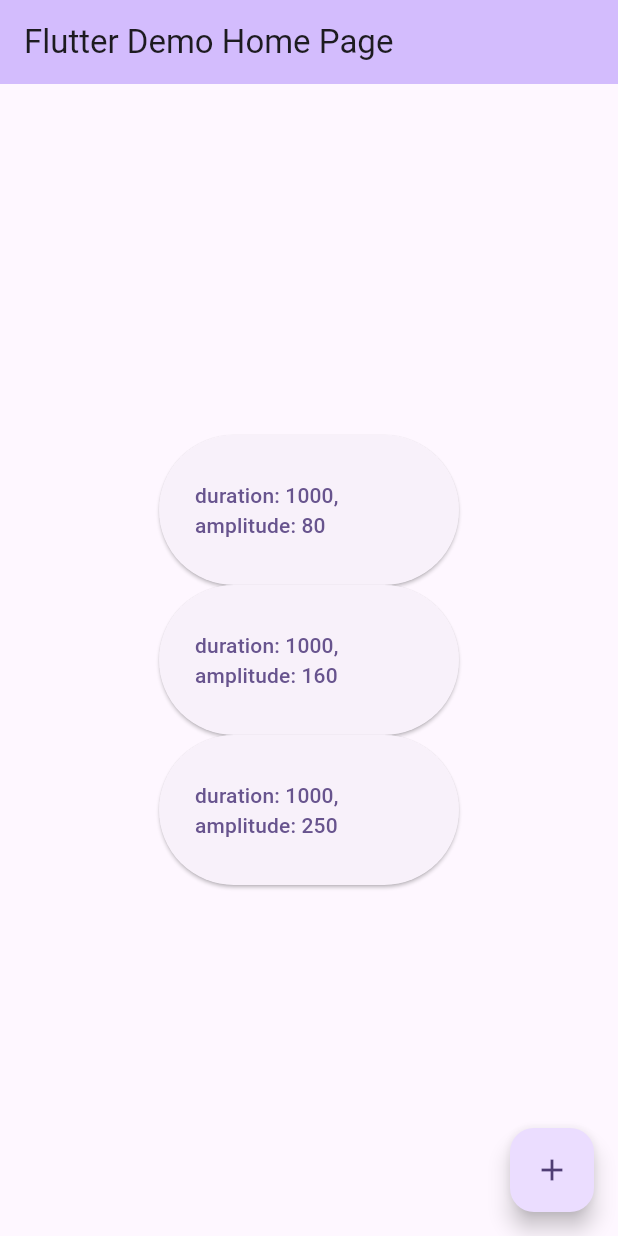
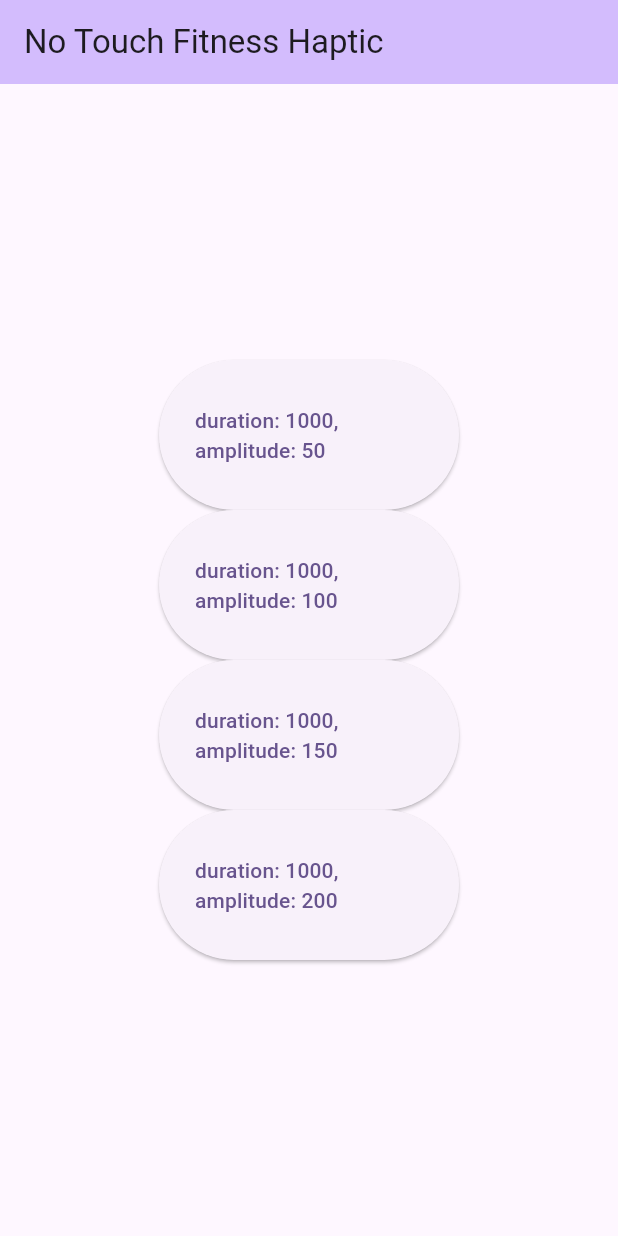
Before and after one commit to kuma1105/ntf_haptic, a Flutter app: the screen it shows after launch, on a phone screen of 412 x 824 dp. Run offline on Flutter 3.47's test engine with Material 2 defaults, Android fonts, the phone set to English and light mode, and no system bars; our stand-ins replace vibration.

Commit message:
진동 4단계

```diff
--- a/lib/main.dart
+++ b/lib/main.dart
@@ -1,5 +1,4 @@
 import 'package:flutter/material.dart';
-import 'package:flutter/services.dart';
 import 'package:vibration/vibration.dart';
 
 
@@ -18,7 +17,7 @@ class MyApp extends StatelessWidget {
         colorScheme: ColorScheme.fromSeed(seedColor: Colors.deepPurple),
         useMaterial3: true,
       ),
-      home: const MyHomePage(title: 'Flutter Demo Home Page'),
+      home: const MyHomePage(title: 'No Touch Fitness Haptic'),
     );
   }
 }
@@ -33,14 +32,6 @@ class MyHomePage extends StatefulWidget {
 }
 
 class _MyHomePageState extends State<MyHomePage> {
-  int _counter = 0;
-
-  void _incrementCounter() {
-    setState(() {
-      _counter++;
-    });
-  }
-
   @override
   Widget build(BuildContext context) {
     return Scaffold(
@@ -56,31 +47,33 @@ class _MyHomePageState extends State<MyHomePage> {
               width: 200,
               height: 100,
               child: ElevatedButton(onPressed: () {
-                Vibration.vibrate(duration: 1000, amplitude: 80);
-              }, child: Text("duration: 1000, amplitude: 80")),
+                Vibration.vibrate(duration: 1000, amplitude: 50);
+              }, child: Text("duration: 1000, amplitude: 50")),
             ),
             Container(
               width: 200,
               height: 100,
               child: ElevatedButton(onPressed: () {
-                Vibration.vibrate(duration: 1000, amplitude: 160);
-              }, child: Text("duration: 1000, amplitude: 160")),
+                Vibration.vibrate(duration: 1000, amplitude: 100);
+              }, child: Text("duration: 1000, amplitude: 100")),
             ),
             Container(
               width: 200,
               height: 100,
               child: ElevatedButton(onPressed: () {
-                Vibration.vibrate(duration: 1000, amplitude: 250);
-              }, child: Text("duration: 1000, amplitude: 250")),
+                Vibration.vibrate(duration: 1000, amplitude: 150);
+              }, child: Text("duration: 1000, amplitude: 150")),
+            ),
+            Container(
+              width: 200,
+              height: 100,
+              child: ElevatedButton(onPressed: () {
+                Vibration.vibrate(duration: 1000, amplitude: 200);
+              }, child: Text("duration: 1000, amplitude: 200")),
             )
           ],
         ),
       ),
-      floatingActionButton: FloatingActionButton(
-        onPressed: _incrementCounter,
-        tooltip: 'Increment',
-        child: const Icon(Icons.add),
-      ),
     );
   }
 }
```
